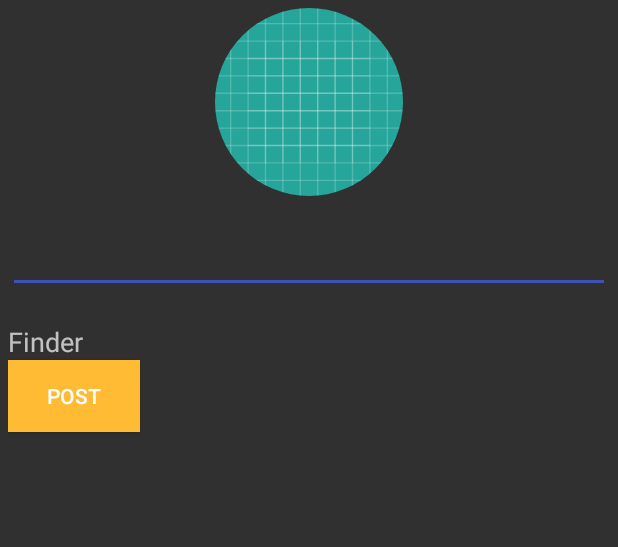
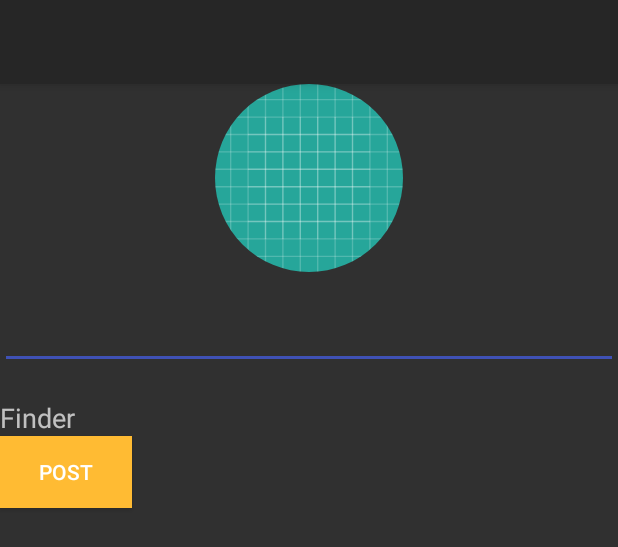
Before and after one commit to valengatho/Finder, an Android app: the layout activity_report.xml on its own in the app's theme, with its tools: preview values and no code run, on a phone screen of 412 x 824 dp. Shown: the top 547 px of the screen. Run offline under Robolectric (Android 15) with nearby library versions, the phone set to English and light mode, and no system bars.

Commit message:
Final Commit

```diff
--- a/app/src/main/AndroidManifest.xml
+++ b/app/src/main/AndroidManifest.xml
@@ -21,7 +21,11 @@
         </activity>
         <activity android:name=".NewsActivity" />
         <activity android:name=".PostActivity" />
-        <activity android:name=".ReportActivity"></activity>
+        <activity android:name=".ReportActivity">
+            <meta-data
+                android:name="android.support.PARENT_ACTIVITY"
+                android:value=".NewsActivity" />
+        </activity>
     </application>
 
 </manifest>
--- a/app/src/main/res/layout/activity_report.xml
+++ b/app/src/main/res/layout/activity_report.xml
@@ -4,14 +4,21 @@
     xmlns:tools="http://schemas.android.com/tools"
     android:layout_width="match_parent"
     android:layout_height="match_parent"
-    android:padding="5sp"
     tools:context=".ReportActivity">
 
-
+    <android.support.v7.widget.Toolbar
+        android:id="@+id/toolbar"
+        android:layout_height="?attr/actionBarSize"
+        android:background="#262626"
+        android:elevation="4dp"
+        android:theme="@style/ThemeOverlay.AppCompat.ActionBar"
+        app:popupTheme="@style/ThemeOverlay.AppCompat.Light"
+        android:layout_width="match_parent"/>
 
 
 
     <de.hdodenhof.circleimageview.CircleImageView
+        android:layout_below="@id/toolbar"
         android:id="@+id/imgData"
         android:layout_width="125sp"
         android:layout_height="125sp"
```
Also changed, not shown: app/src/main/java/Adapters/MessagesAdapter.java (+26 -16 lines), app/src/main/java/com/finder/valeen/finder/ReportActivity.java (+8 -4 lines).
